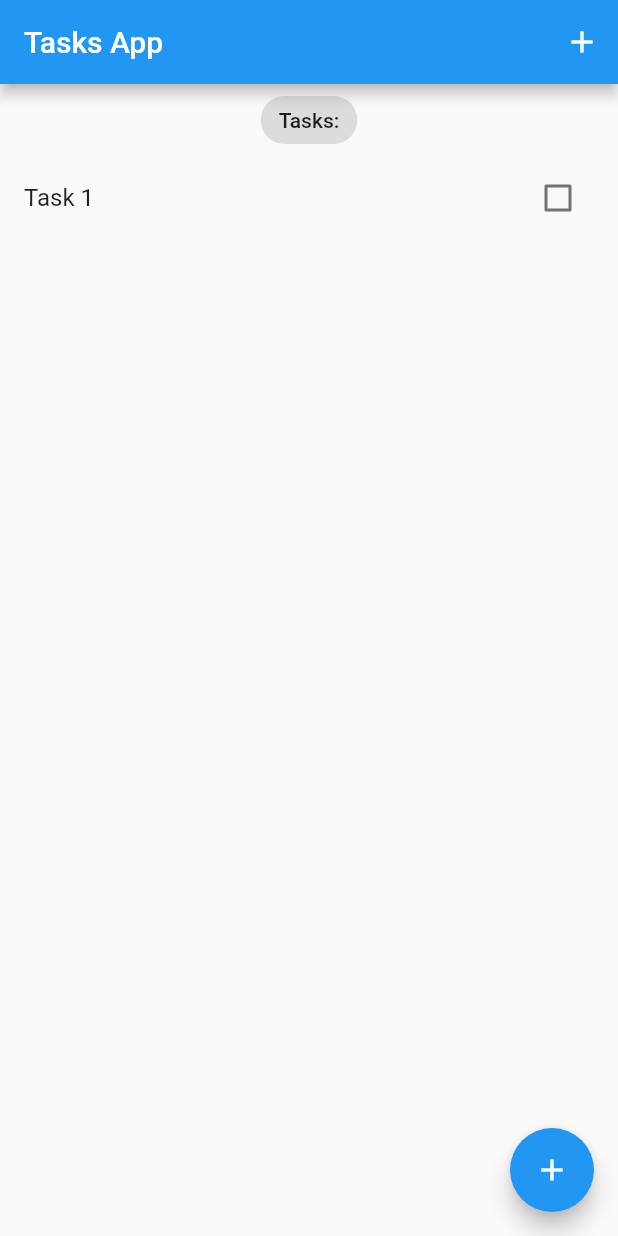
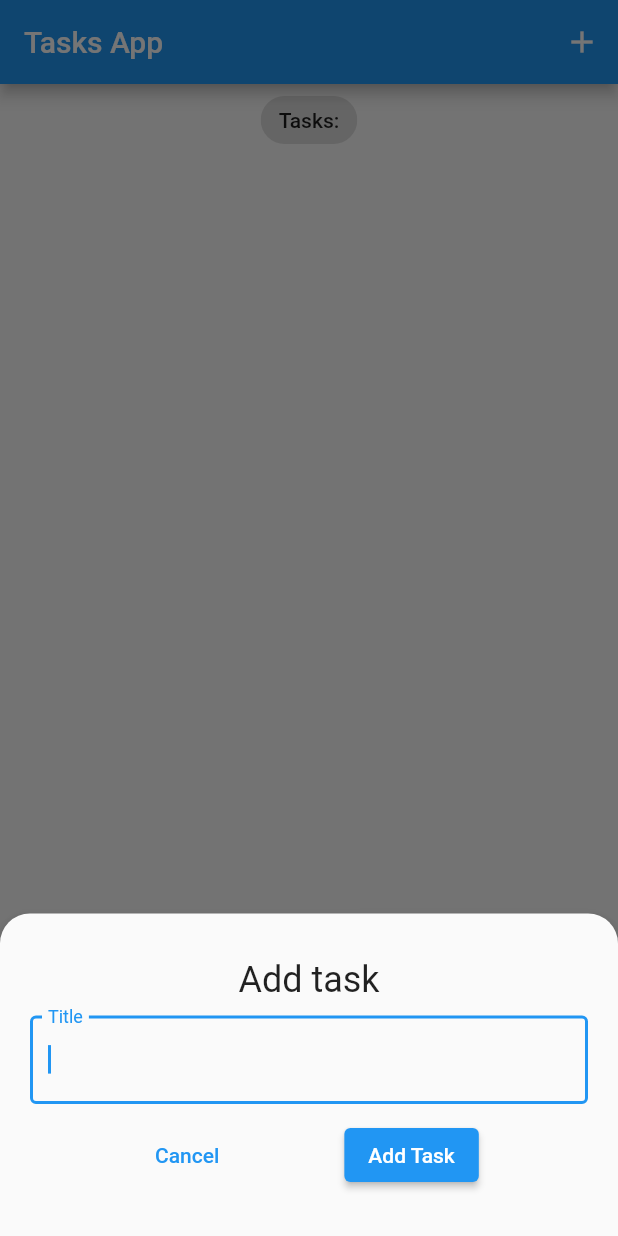
Before and after one commit to OdaFra/Flutter_Task_with_Bloc, a Flutter app: the screen it shows after launch, after a tap on the "add" icon, on a phone screen of 412 x 824 dp. Run offline on Flutter 3.47's test engine with Material 2 defaults, Android fonts, the phone set to English and light mode, and no system bars; our stand-ins replace equatable, flutter_bloc, hydrated_bloc.

Commit message:
Implementación de estados Update y Delete, como también HydratedBLoc para persistencia de datos

```diff
--- a/lib/blocs/bloc/task_bloc.dart
+++ b/lib/blocs/bloc/task_bloc.dart
@@ -1,12 +1,12 @@
-import 'package:bloc/bloc.dart';
 import 'package:equatable/equatable.dart';
 
 import '../../models/taks.dart';
+import '../bloc_exports.dart';
 
 part 'task_event.dart';
 part 'task_state.dart';
 
-class TaskBloc extends Bloc<TaskEvent, TaskState> {
+class TaskBloc extends HydratedBloc<TaskEvent, TaskState> {
   TaskBloc() : super(const TaskState()) {
     on<AddTask>(_onAddTask);
     on<UpdateTask>(_onUpdateTask);
@@ -18,6 +18,33 @@ class TaskBloc extends Bloc<TaskEvent, TaskState> {
     emit(TaskState(allTasks: List.from(state.allTasks)..add(event.task)));
   }
 
-  void _onUpdateTask(UpdateTask event, Emitter<TaskState> emit) {}
-  void _onDeleteTask(DeleteTask event, Emitter<TaskState> emit) {}
+  void _onUpdateTask(UpdateTask event, Emitter<TaskState> emit) {
+    final state = this.state;
+    final task = event.task;
+
+    final int index = state.allTasks.indexOf(task);
+
+    List<Task> allTasks = List.from(state.allTasks)..remove(task);
+
+    task.isDone == false
+        ? allTasks.insert(index, task.copyWith(isDone: true))
+        : allTasks.insert(index, task.copyWith(isDone: false));
+
+    emit(TaskState(allTasks: allTasks));
+  }
+
+  void _onDeleteTask(DeleteTask event, Emitter<TaskState> emit) {
+    final state = this.state;
+    emit(TaskState(allTasks: List.from(state.allTasks)..remove(event.task)));
+  }
+
+  @override
+  TaskState? fromJson(Map<String, dynamic> json) {
+    return TaskState.fromMap(json);
+  }
+
+  @override
+  Map<String, dynamic>? toJson(TaskState state) {
+    return state.toMap();
+  }
 }
--- a/lib/blocs/bloc/task_state.dart
+++ b/lib/blocs/bloc/task_state.dart
@@ -1,3 +1,5 @@
+// ignore_for_file: public_member_api_docs, sort_constructors_first
+
 part of 'task_bloc.dart';
 
 class TaskState extends Equatable {
@@ -10,4 +12,20 @@ class TaskState extends Equatable {
   List<Object> get props => [
         allTasks,
       ];
+
+  Map<String, dynamic> toMap() {
+    return <String, dynamic>{
+      'allTasks': allTasks.map((x) => x.toMap()).toList(),
+    };
+  }
+
+  factory TaskState.fromMap(Map<String, dynamic> map) {
+    return TaskState(
+      allTasks: List<Task>.from(
+        (map['allTasks'] as List<int>).map<Task>(
+          (x) => Task.fromMap(x as Map<String, dynamic>),
+        ),
+      ),
+    );
+  }
 }
--- a/lib/blocs/bloc_exports.dart
+++ b/lib/blocs/bloc_exports.dart
@@ -1,2 +1,3 @@
 export './bloc/task_bloc.dart';
 export 'package:flutter_bloc/flutter_bloc.dart';
+export 'package:hydrated_bloc/hydrated_bloc.dart';
--- a/lib/main.dart
+++ b/lib/main.dart
@@ -1,11 +1,17 @@
 import 'package:flutter/material.dart';
+import 'package:path_provider/path_provider.dart';
 
 import 'blocs/bloc_exports.dart';
-import 'models/taks.dart';
 import 'screens/tasks_screen.dart';
 
-void main() {
-  BlocOverrides.runZoned(() => runApp(const MyApp()));
+void main() async {
+  WidgetsFlutterBinding.ensureInitialized();
+  final storage = await HydratedStorage.build(
+      storageDirectory: await getApplicationDocumentsDirectory());
+  HydratedBlocOverrides.runZoned(
+    () => runApp(const MyApp()),
+    storage: storage,
+  );
 }
 
 class MyApp extends StatelessWidget {
@@ -15,19 +21,14 @@ class MyApp extends StatelessWidget {
   @override
   Widget build(BuildContext context) {
     return BlocProvider(
-      create: (context) => TaskBloc()
-        ..add(
-          AddTask(
-            task: Task(title: 'Task 1'),
-          ),
-        ),
+      create: (context) => TaskBloc(),
       child: MaterialApp(
         debugShowCheckedModeBanner: false,
         title: 'Flutter Tasks App',
         theme: ThemeData(
           primarySwatch: Colors.blue,
         ),
-        home: TasksScreen(),
+        home: const TasksScreen(),
       ),
     );
   }
--- a/lib/models/taks.dart
+++ b/lib/models/taks.dart
@@ -1,25 +1,18 @@
 // ignore_for_file: public_member_api_docs, sort_constructors_first
 import 'package:equatable/equatable.dart';
 
+// ignore: must_be_immutable
 class Task extends Equatable {
   final String title;
   bool? isDone;
   bool? isDeleted;
 
-  Task({
-    required this.title,
-    this.isDone,
-    this.isDeleted,
-  }) {
+  Task({required this.title, this.isDone, this.isDeleted}) {
     isDone = isDone ?? false;
     isDeleted = isDeleted ?? false;
   }
 
-  Task copyWith({
-    String? title,
-    bool? isDone,
-    bool? isDeleted,
-  }) {
+  Task copyWith({String? title, bool? isDone, bool? isDeleted}) {
     return Task(
       title: title ?? this.title,
       isDone: isDone ?? this.isDone,
@@ -38,8 +31,10 @@ class Task extends Equatable {
   factory Task.fromMap(Map<String, dynamic> map) {
     return Task(
       title: map['title'] as String,
-      isDone: map['isDone'] != null ? map['isDone'] as bool : null,
-      isDeleted: map['isDeleted'] != null ? map['isDeleted'] as bool : null,
+      // isDone: map['isDone'] != null ? map['isDone'] as bool : null,
+      isDone: map['isDone'] as bool,
+      // isDeleted: map['isDeleted'] != null ? map['isDeleted'] as bool : null,
+      isDeleted: map['isDeleted'] as bool,
     );
   }
 
--- /dev/null
+++ b/lib/screens/add_task_screen.dart
@@ -0,0 +1,47 @@
+import 'package:flutter/material.dart';
+import 'package:flutter_bloc/flutter_bloc.dart';
+
+import '../blocs/bloc/task_bloc.dart';
+import '../models/taks.dart';
+
+// ignore: must_be_immutable
+class AddTaskScreen extends StatelessWidget {
+  TextEditingController titleController = TextEditingController();
+
+  AddTaskScreen({Key? key}) : super(key: key);
+
+  @override
+  Widget build(BuildContext context) {
+    return Container(
+      padding: const EdgeInsets.symmetric(vertical: 30, horizontal: 20),
+      child: Column(
+        children: [
+          const Text('Add task', style: TextStyle(fontSize: 24)),
+          const SizedBox(height: 10),
+          TextField(
+            autofocus: true,
+            controller: titleController,
+            decoration: const InputDecoration(
+                label: Text('Title'), border: OutlineInputBorder()),
+          ),
+          const SizedBox(height: 10),
+          Row(
+            mainAxisAlignment: MainAxisAlignment.spaceEvenly,
+            children: [
+              TextButton(
+                  onPressed: () => Navigator.pop(context),
+                  child: const Text('Cancel')),
+              ElevatedButton(
+                  onPressed: () {
+                    var task = Task(title: titleController.text);
+                    context.read<TaskBloc>().add(AddTask(task: task));
+                    Navigator.pop(context);
+                  },
+                  child: const Text('Add Task'))
+            ],
+          ),
+        ],
+      ),
+    );
+  }
+}
--- a/lib/screens/tasks_screen.dart
+++ b/lib/screens/tasks_screen.dart
@@ -1,37 +1,36 @@
 import 'package:flutter/material.dart';
 import 'package:flutter_bloc/flutter_bloc.dart';
+import 'package:flutter_tasks_app/screens/add_task_screen.dart';
 
 import '../blocs/bloc/task_bloc.dart';
 import '../models/taks.dart';
 import '../widgets/task_list.dart';
 
-class TasksScreen extends StatelessWidget {
-  TasksScreen({Key? key}) : super(key: key);
+class TasksScreen extends StatefulWidget {
+  const TasksScreen({Key? key}) : super(key: key);
+
+  @override
+  State<TasksScreen> createState() => _TasksScreenState();
+}
+
+class _TasksScreenState extends State<TasksScreen> {
   // List<Task> taskList = [
-  //   Task(title: 'task 1'),
-  //   Task(title: 'task 2'),
-  //   Task(title: 'task 3'),
-  // ];
-  TextEditingController titleController = TextEditingController();
-
   void _addTask(BuildContext context) {
     showModalBottomSheet(
+        shape: const RoundedRectangleBorder(
+          borderRadius: BorderRadius.vertical(
+            top: Radius.circular(20),
+          ),
+        ),
+        // clipBehavior: Clip.antiAliasWithSaveLayer,
+        isScrollControlled: true,
+        elevation: 5,
         context: context,
         builder: (context) => SingleChildScrollView(
               child: Container(
                 padding: EdgeInsets.only(
                     bottom: MediaQuery.of(context).viewInsets.bottom),
-                child: Column(
-                  children: [
-                    const Text('Add task'),
-                    const SizedBox(height: 10),
-                    TextField(
-                      controller: titleController,
-                      decoration: const InputDecoration(
-                          label: Text('Title'), border: OutlineInputBorder()),
-                    )
-                  ],
-                ),
+                child: AddTaskScreen(),
               ),
             ));
   }
@@ -42,11 +41,13 @@ class TasksScreen extends StatelessWidget {
       builder: (context, state) {
         List<Task> taskList = state.allTasks;
         return Scaffold(
+          extendBody: true,
+          //resizeToAvoidBottomInset: false,
           appBar: AppBar(
             title: const Text('Tasks App'),
             actions: [
               IconButton(
-                onPressed: () {},
+                onPressed: () => _addTask(context),
                 icon: const Icon(Icons.add),
               )
             ],
--- a/lib/widgets/task_list.dart
+++ b/lib/widgets/task_list.dart
@@ -1,4 +1,5 @@
 import 'package:flutter/material.dart';
+import 'package:flutter_tasks_app/blocs/bloc_exports.dart';
 
 import '../models/taks.dart';
 
@@ -21,8 +22,12 @@ class TaskList extends StatelessWidget {
             title: Text(task.title),
             trailing: Checkbox(
               value: task.isDone,
-              onChanged: (value) {},
+              onChanged: (value) {
+                context.read<TaskBloc>().add(UpdateTask(task: task));
+              },
             ),
+            onLongPress: () =>
+                context.read<TaskBloc>().add(DeleteTask(task: task)),
           );
         },
       ),
--- a/pubspec.yaml
+++ b/pubspec.yaml
@@ -14,6 +14,8 @@ dependencies:
   flutter:
     sdk: flutter
   flutter_bloc: ^8.1.1
+  hydrated_bloc: ^8.1.0
+  path_provider: ^2.0.11
 
 dev_dependencies:
   flutter_lints: ^1.0.0
```
Also changed, not shown: pubspec.lock, 1 other file.
